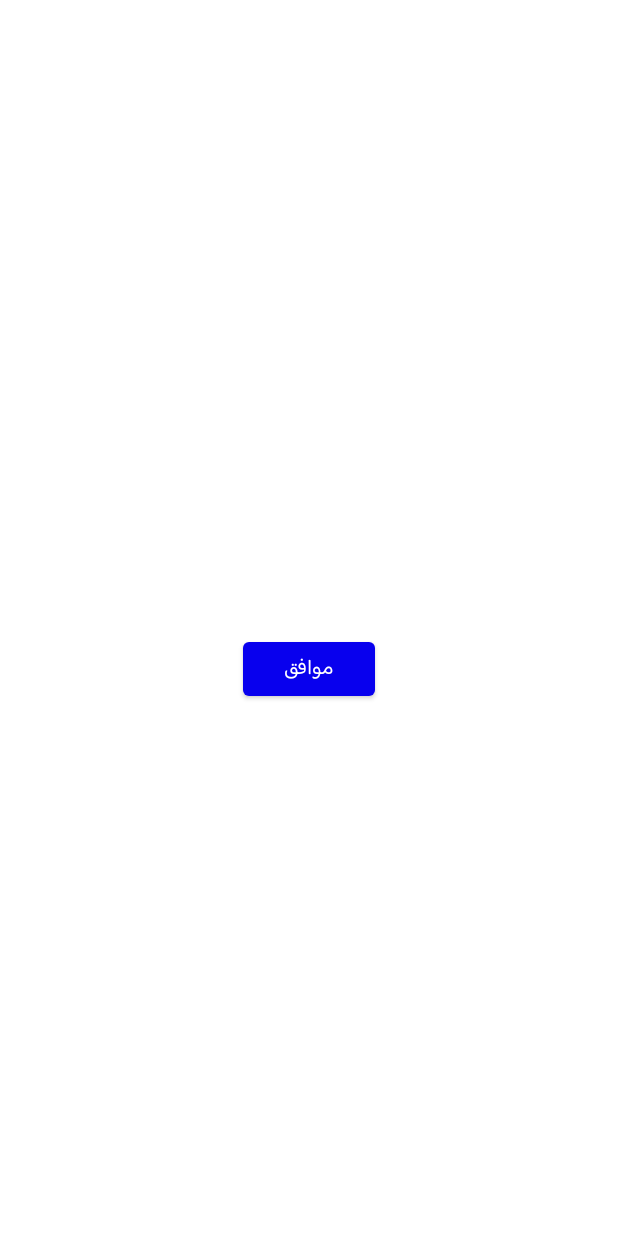
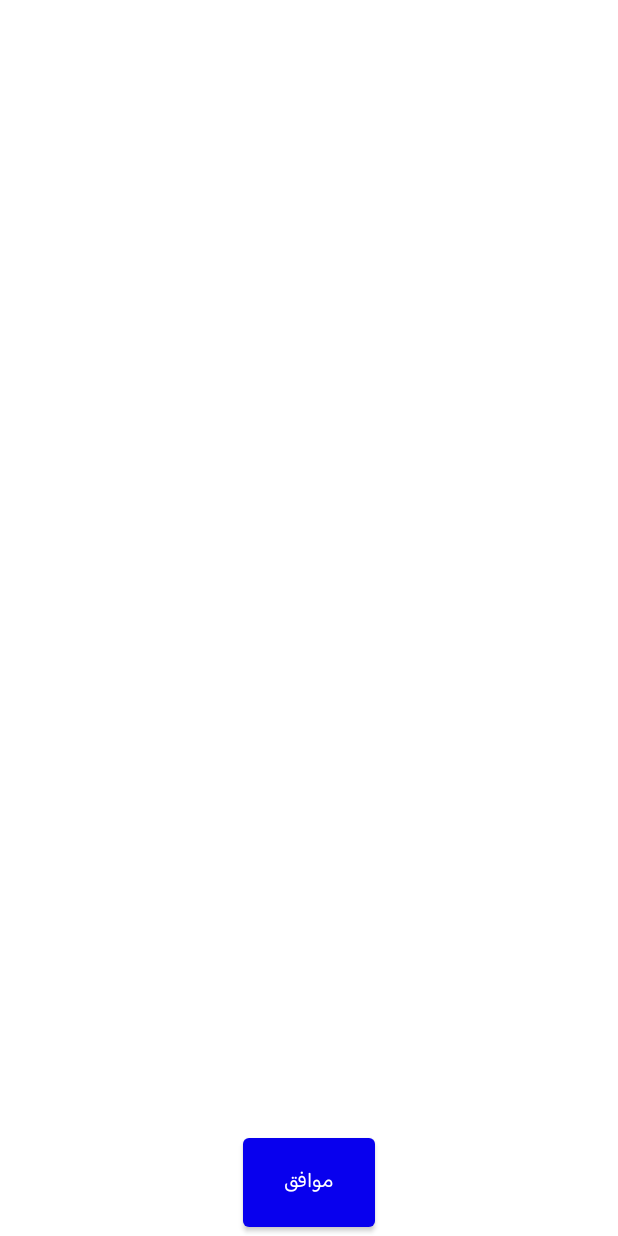
Before and after one commit to momenrollins/Dyslexia, an Android app: the layout result_dialog.xml on its own in the app's theme, with its tools: preview values and no code run, on a phone screen of 412 x 824 dp. Run offline under Robolectric (Android 15) with nearby library versions, the phone set to English and light mode, and no system bars.

Commit message:
M 3.6 UPLOADED

```diff
--- a/app/src/main/AndroidManifest.xml
+++ b/app/src/main/AndroidManifest.xml
@@ -3,6 +3,7 @@
     package="com.momen.dyslexia">
 
     <uses-permission android:name="android.permission.RECORD_AUDIO" />
+    <uses-permission android:name="android.permission.INTERNET" />
 
     <application
         android:allowBackup="true"
@@ -31,7 +32,8 @@
             android:exported="false" />
         <activity
             android:name=".LevelsActivity"
-            android:exported="false" />
+            android:exported="false"
+            android:screenOrientation="portrait" />
         <activity
             android:name=".Level1Activity"
             android:exported="false" />
--- a/app/src/main/java/com/momen/dyslexia/ArrangeActivity.kt
+++ b/app/src/main/java/com/momen/dyslexia/ArrangeActivity.kt
@@ -37,7 +37,7 @@ class ArrangeActivity : AppCompatActivity() {
         R.drawable.story_tree_3,
         R.drawable.story_tree_4
     )
-    var numbers1 = arrayListOf("3", "1", "2", "4")
+    var numbers1 = arrayListOf("2", "1", "3", "4")
     var numbers2 = arrayListOf("2", "3", "1")
     var numbers3 = arrayListOf("3","1", "2",  "4")
     var numbers4 = arrayListOf("3","1", "2",  "4")
@@ -86,7 +86,7 @@ class ArrangeActivity : AppCompatActivity() {
                 txt_view.setTextSize(TypedValue.COMPLEX_UNIT_SP, 20F);
 
                 result()
-                editor!!.putString("story", "${count} من 6")
+                editor!!.putString("story", "${count} / 6")
                 editor!!.commit()
                 txt_view.text = " ${sharedPreferences!!.getString("story", "")}"
             }
--- a/app/src/main/java/com/momen/dyslexia/BoardingActivity.java
+++ b/app/src/main/java/com/momen/dyslexia/BoardingActivity.java
@@ -82,9 +82,9 @@ public class BoardingActivity extends AppCompatActivity {
             }
         }
         if (index == onboardingAdapter.getItemCount() - 1) {
-            buttonOnboardingAction.setText("Start");
+            buttonOnboardingAction.setText("البدأ");
         } else {
-            buttonOnboardingAction.setText("Next");
+            buttonOnboardingAction.setText("التالي");
         }
     }
 
--- a/app/src/main/java/com/momen/dyslexia/ChooseActivity.kt
+++ b/app/src/main/java/com/momen/dyslexia/ChooseActivity.kt
@@ -3,6 +3,7 @@ package com.momen.dyslexia
 import android.annotation.SuppressLint
 import android.content.SharedPreferences
 import android.os.Bundle
+import android.util.Log
 import android.view.View.GONE
 import android.view.View.VISIBLE
 import androidx.appcompat.app.AppCompatActivity
--- a/app/src/main/java/com/momen/dyslexia/WordsActivity.java
+++ b/app/src/main/java/com/momen/dyslexia/WordsActivity.java
@@ -40,8 +40,8 @@ public class WordsActivity extends AppCompatActivity {
     int[] imagesTest1 = {R.drawable.deek, R.drawable.tree, R.drawable.cat, R.drawable.crown, R.drawable.rabbit, R.drawable.chair, R.drawable.lion, R.drawable.window, R.drawable.star};
 
     String[] listWordsTest2 = {"بيت", "خبز", "شجرة", "أسد", "موز", "ظفر", "دمية", "كرة", "جمل", "قطار", "عربة", "عجلة"};
-    int[] imagesTest2 = {R.drawable.house, R.drawable.bread, R.drawable.tree, R.drawable.lion, R.drawable.lion,
-            R.drawable.fingernail, R.drawable.lion, R.drawable.football, R.drawable.s55, R.drawable.lion, R.drawable.lion, R.drawable.s181};
+    int[] imagesTest2 = {R.drawable.house, R.drawable.bread, R.drawable.tree, R.drawable.lion, R.drawable.banana,
+            R.drawable.fingernail, R.drawable.doll, R.drawable.football, R.drawable.s55, R.drawable.train, R.drawable.box_truck, R.drawable.s181};
     ArrayList<String> wrongLetters = new ArrayList();
     ArrayList<String> rightLetters = new ArrayList();
     int index = 0;
--- a/app/src/main/res/layout/activity_main.xml
+++ b/app/src/main/res/layout/activity_main.xml
@@ -16,6 +16,7 @@
         android:orientation="vertical">
 
     <TextView
+        android:id="@+id/q_tv"
         android:layout_width="wrap_content"
         android:layout_height="wrap_content"
         android:text="ما نطق هذا الحرف؟"
--- a/app/src/main/res/layout/result_dialog.xml
+++ b/app/src/main/res/layout/result_dialog.xml
@@ -1,32 +1,39 @@
 <LinearLayout xmlns:android="http://schemas.android.com/apk/res/android"
-    android:orientation="vertical"
     android:layout_width="match_parent"
     android:layout_height="match_parent"
+    android:background="#ffffffff"
     android:gravity="center"
-    android:background="#ffffffff">
+    android:orientation="vertical">
 
 
-
-    <TextView
+    <ScrollView
         android:layout_width="match_parent"
-        android:layout_height="wrap_content"
-        android:id="@+id/text_dialog"
-        android:layout_below="@+id/a"
+        android:layout_height="0dp"
+        android:layout_weight="10"
+        android:layout_marginLeft="4dp"
         android:layout_marginTop="20dp"
-        android:layout_marginLeft="4dp"
         android:layout_marginRight="4dp"
         android:layout_marginBottom="20dp"
-        android:textSize="18sp"
-        android:textColor="#ff000000"
-        android:layout_centerHorizontal="true"
-        android:gravity="center_horizontal" />
+        >
+
+        <TextView
+            android:id="@+id/text_dialog"
+            android:layout_width="match_parent"
+            android:layout_height="wrap_content"
+
+            android:gravity="center_horizontal"
+            android:scrollbars="vertical"
+            android:textColor="#ff000000"
+            android:textSize="18sp" />
+    </ScrollView>
+
 
     <Button
         android:id="@+id/btn_dialog"
         android:layout_width="wrap_content"
-        android:layout_height="wrap_content"
-        android:layout_below="@+id/text_dialog"
-        android:layout_centerHorizontal="true"
+        android:layout_height="0dp"
+
+        android:layout_weight="1"
         android:gravity="center_vertical|center_horizontal"
         android:text="موافق"
         android:textColor="#ffffffff" />
```
Also changed, not shown: app/src/main/java/com/momen/dyslexia/LettersRecord.java (+6 -1 lines), app/src/main/java/com/momen/dyslexia/LevelsActivity.kt (+92 -38 lines), app/src/main/res/layout/activity_pdfactivity.xml (+14 -6 lines).
